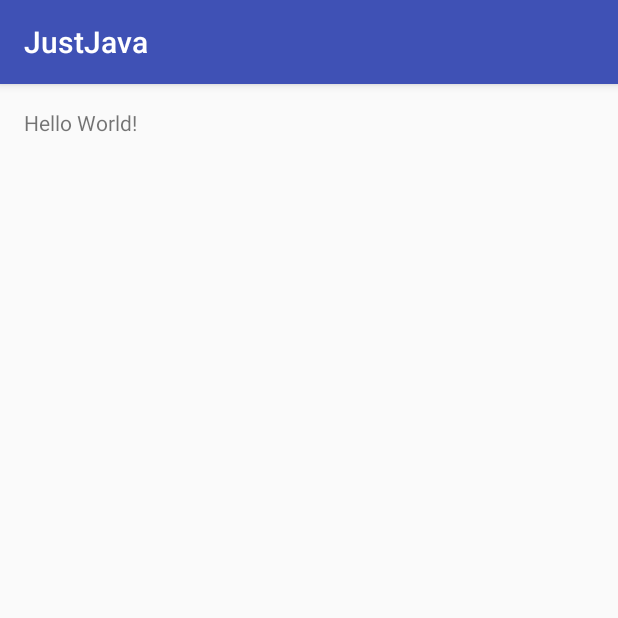
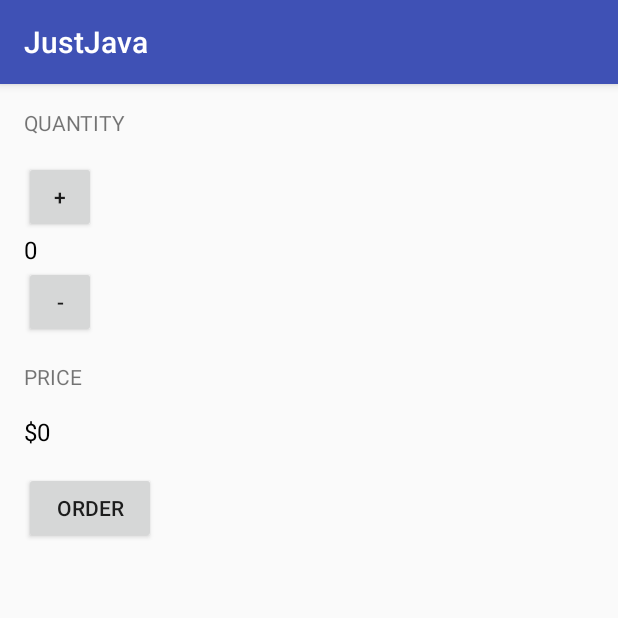
Before and after one commit to jandoant/justjava, an Android app: the screen it shows after launch (MainActivity), on a phone screen of 412 x 824 dp, the top half of it. Run offline under Robolectric (Android 15) with nearby library versions, the phone set to English and light mode, and no system bars.

Commit message:
v0.1 - UI Update

```diff
--- a/app/src/main/java/com/gmail/jandoant/justjava/MainActivity.java
+++ b/app/src/main/java/com/gmail/jandoant/justjava/MainActivity.java
@@ -2,12 +2,20 @@ package com.gmail.jandoant.justjava;
 
 import android.os.Bundle;
 import android.support.v7.app.AppCompatActivity;
+import android.widget.TextView;
 
 public class MainActivity extends AppCompatActivity {
+
+    int numberOfCoffees, pricePerCoffee, price;
+    TextView txt_quantity, txt_price;
+
 
     @Override
     protected void onCreate(Bundle savedInstanceState) {
         super.onCreate(savedInstanceState);
         setContentView(R.layout.activity_main);
+
     }
+
+
 }
--- a/app/src/main/res/layout/activity_main.xml
+++ b/app/src/main/res/layout/activity_main.xml
@@ -1,17 +1,66 @@
 <?xml version="1.0" encoding="utf-8"?>
-<RelativeLayout xmlns:android="http://schemas.android.com/apk/res/android"
+<LinearLayout xmlns:android="http://schemas.android.com/apk/res/android"
     xmlns:tools="http://schemas.android.com/tools"
-    android:id="@+id/activity_main"
     android:layout_width="match_parent"
     android:layout_height="match_parent"
+    android:orientation="vertical"
     android:paddingBottom="@dimen/activity_vertical_margin"
     android:paddingLeft="@dimen/activity_horizontal_margin"
     android:paddingRight="@dimen/activity_horizontal_margin"
     android:paddingTop="@dimen/activity_vertical_margin"
     tools:context="com.gmail.jandoant.justjava.MainActivity">
 
+
     <TextView
         android:layout_width="wrap_content"
         android:layout_height="wrap_content"
-        android:text="Hello World!" />
-</RelativeLayout>
+        android:layout_marginBottom="16dp"
+        android:text="Quantity"
+        android:textAllCaps="true" />
+
+    <Button
+        android:id="@+id/btn_addCoffee"
+        android:layout_width="48dp"
+        android:layout_height="48dp"
+        android:onClick="addCoffee"
+        android:text="+" />
+
+    <TextView
+        android:id="@+id/txt_quantity"
+        android:layout_width="wrap_content"
+        android:layout_height="wrap_content"
+        android:text="0"
+        android:textColor="@android:color/black"
+        android:textSize="16sp" />
+
+    <Button
+        android:id="@+id/btn_removeCoffee"
+        android:layout_width="48dp"
+        android:layout_height="48dp"
+        android:onClick="removeCoffee"
+        android:text="-" />
+
+    <TextView
+        android:layout_width="wrap_content"
+        android:layout_height="wrap_content"
+        android:layout_marginBottom="16dp"
+        android:layout_marginTop="16dp"
+        android:text="Price"
+        android:textAllCaps="true" />
+
+    <TextView
+        android:id="@+id/txt_price"
+        android:layout_width="wrap_content"
+        android:layout_height="wrap_content"
+        android:text="$0"
+        android:textColor="@android:color/black"
+        android:textSize="16sp" />
+
+    <Button
+        android:id="@+id/btn_submit"
+        android:layout_width="wrap_content"
+        android:layout_height="wrap_content"
+        android:layout_marginTop="16dp"
+        android:onClick="submitOrder"
+        android:text="Order" />
+</LinearLayout>
```
